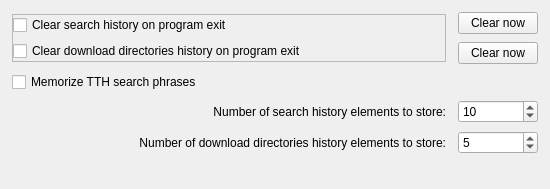
Delitants/eiskaltdcpp, file eiskaltdcpp-qt/ui/UISettingsHistory.ui: the form before one commit.
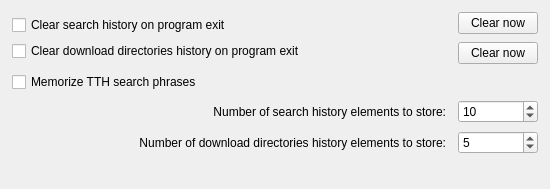
The form after the commit.

```diff
--- a/eiskaltdcpp-qt/ui/UISettingsHistory.ui
+++ b/eiskaltdcpp-qt/ui/UISettingsHistory.ui
@@ -41,7 +41,7 @@
       </sizepolicy>
      </property>
      <property name="frameShape">
-      <enum>QFrame::StyledPanel</enum>
+      <enum>QFrame::NoFrame</enum>
      </property>
      <property name="frameShadow">
       <enum>QFrame::Raised</enum>
```
